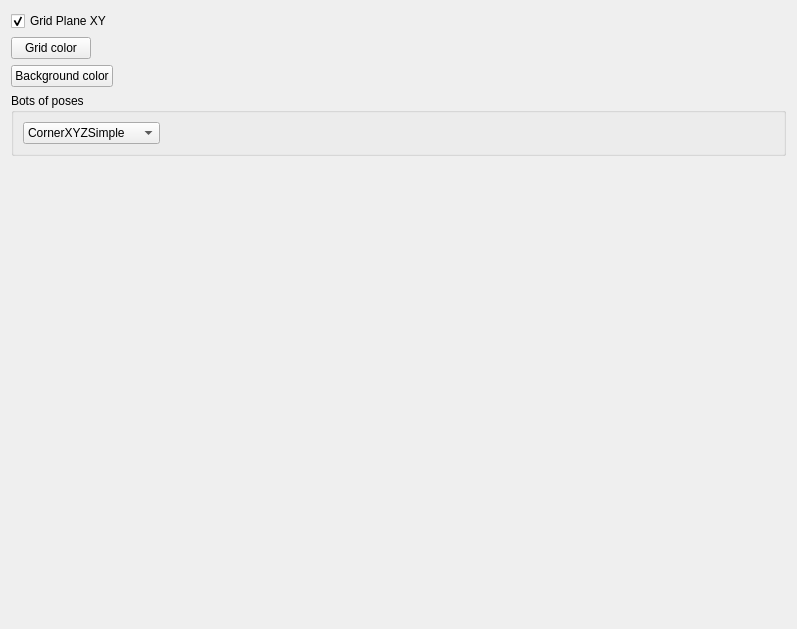
The window that apps/robot-map-gui/gui/configWidget/CGeneralConfig.ui (MRPT/mrpt) describes before a commit, drawn with Qt 5.
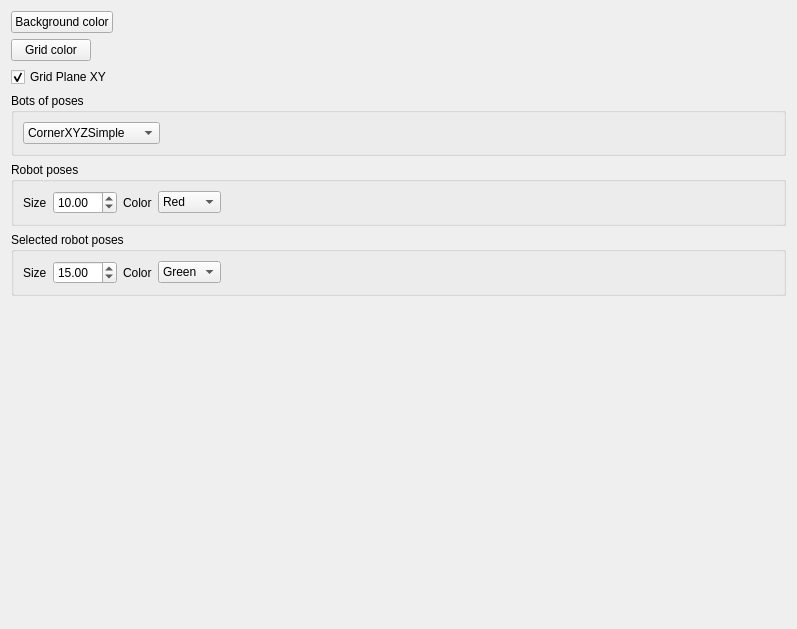
The same window after the commit.

Commit message: robot-map-gui: multiselecting robot poses with ctrl

The edit to the form file:
```diff
--- a/apps/robot-map-gui/gui/configWidget/CGeneralConfig.ui
+++ b/apps/robot-map-gui/gui/configWidget/CGeneralConfig.ui
@@ -13,7 +13,55 @@
   <property name="windowTitle">
    <string>Form</string>
   </property>
-  <layout class="QVBoxLayout" name="verticalLayout_2">
+  <layout class="QVBoxLayout" name="verticalLayout">
+   <item>
+    <layout class="QHBoxLayout" name="horizontalLayout_2">
+     <item>
+      <widget class="QPushButton" name="m_backgroundColor">
+       <property name="text">
+        <string>Background color</string>
+       </property>
+      </widget>
+     </item>
+     <item>
+      <spacer name="horizontalSpacer_2">
+       <property name="orientation">
+        <enum>Qt::Horizontal</enum>
+       </property>
+       <property name="sizeHint" stdset="0">
+        <size>
+         <width>40</width>
+         <height>20</height>
+        </size>
+       </property>
+      </spacer>
+     </item>
+    </layout>
+   </item>
+   <item>
+    <layout class="QHBoxLayout" name="horizontalLayout">
+     <item>
+      <widget class="QPushButton" name="m_gridColor">
+       <property name="text">
+        <string>Grid color</string>
+       </property>
+      </widget>
+     </item>
+     <item>
+      <spacer name="horizontalSpacer">
+       <property name="orientation">
+        <enum>Qt::Horizontal</enum>
+       </property>
+       <property name="sizeHint" stdset="0">
+        <size>
+         <width>40</width>
+         <height>20</height>
+        </size>
+       </property>
+      </spacer>
+     </item>
+    </layout>
+   </item>
    <item>
     <widget class="QCheckBox" name="m_enableGrid">
      <property name="text">
@@ -24,54 +72,6 @@
      </property>
     </widget>
    </item>
-   <item>
-    <layout class="QHBoxLayout" name="horizontalLayout">
-     <item>
-      <widget class="QPushButton" name="m_gridColor">
-       <property name="text">
-        <string>Grid color</string>
-       </property>
-      </widget>
-     </item>
-     <item>
-      <spacer name="horizontalSpacer">
-       <property name="orientation">
-        <enum>Qt::Horizontal</enum>
-       </property>
-       <property name="sizeHint" stdset="0">
-        <size>
-         <width>40</width>
-         <height>20</height>
-        </size>
-       </property>
-      </spacer>
-     </item>
-    </layout>
-   </item>
-   <item>
-    <layout class="QHBoxLayout" name="horizontalLayout_2">
-     <item>
-      <widget class="QPushButton" name="m_backgroundColor">
-       <property name="text">
-        <string>Background color</string>
-       </property>
-      </widget>
-     </item>
-     <item>
-      <spacer name="horizontalSpacer_2">
-       <property name="orientation">
-        <enum>Qt::Horizontal</enum>
-       </property>
-       <property name="sizeHint" stdset="0">
-        <size>
-         <width>40</width>
-         <height>20</height>
-        </size>
-       </property>
-      </spacer>
-     </item>
-    </layout>
-   </item>
    <item>
     <widget class="QGroupBox" name="groupBox">
      <property name="title">
@@ -128,6 +128,169 @@
      </layout>
     </widget>
    </item>
+   <item>
+    <widget class="QGroupBox" name="groupBox_2">
+     <property name="title">
+      <string>Robot poses</string>
+     </property>
+     <layout class="QHBoxLayout" name="horizontalLayout_4">
+      <item>
+       <widget class="QLabel" name="label">
+        <property name="text">
+         <string>Size</string>
+        </property>
+       </widget>
+      </item>
+      <item>
+       <widget class="QDoubleSpinBox" name="doubleSpinBox">
+        <property name="maximum">
+         <double>999.990000000000009</double>
+        </property>
+        <property name="value">
+         <double>10.000000000000000</double>
+        </property>
+       </widget>
+      </item>
+      <item>
+       <widget class="QLabel" name="label_4">
+        <property name="text">
+         <string>Color</string>
+        </property>
+       </widget>
+      </item>
+      <item>
+       <widget class="QComboBox" name="comboBox">
+        <item>
+         <property name="text">
+          <string>Red</string>
+         </property>
+        </item>
+        <item>
+         <property name="text">
+          <string>Green</string>
+         </property>
+        </item>
+        <item>
+         <property name="text">
+          <string>Blue</string>
+         </property>
+        </item>
+        <item>
+         <property name="text">
+          <string>White</string>
+         </property>
+        </item>
+        <item>
+         <property name="text">
+          <string>Black</string>
+         </property>
+        </item>
+        <item>
+         <property name="text">
+          <string>Gray</string>
+         </property>
+        </item>
+       </widget>
+      </item>
+      <item>
+       <spacer name="horizontalSpacer_4">
+        <property name="orientation">
+         <enum>Qt::Horizontal</enum>
+        </property>
+        <property name="sizeHint" stdset="0">
+         <size>
+          <width>40</width>
+          <height>20</height>
+         </size>
+        </property>
+       </spacer>
+      </item>
+     </layout>
+    </widget>
+   </item>
+   <item>
+    <widget class="QGroupBox" name="groupBox_3">
+     <property name="title">
+      <string>Selected robot poses</string>
+     </property>
+     <layout class="QHBoxLayout" name="horizontalLayout_5">
+      <item>
+       <widget class="QLabel" name="label_3">
+        <property name="text">
+         <string>Size</string>
+        </property>
+       </widget>
+      </item>
+      <item>
+       <widget class="QDoubleSpinBox" name="doubleSpinBox_3">
+        <property name="maximum">
+         <double>999.990000000000009</double>
+        </property>
+        <property name="value">
+         <double>15.000000000000000</double>
+        </property>
+       </widget>
+      </item>
+      <item>
+       <widget class="QLabel" name="label_6">
+        <property name="text">
+         <string>Color</string>
+        </property>
+       </widget>
+      </item>
+      <item>
+       <widget class="QComboBox" name="comboBox_3">
+        <property name="currentIndex">
+         <number>1</number>
+        </property>
+        <item>
+         <property name="text">
+          <string>Red</string>
+         </property>
+        </item>
+        <item>
+         <property name="text">
+          <string>Green</string>
+         </property>
+        </item>
+        <item>
+         <property name="text">
+          <string>Blue</string>
+         </property>
+        </item>
+        <item>
+         <property name="text">
+          <string>White</string>
+         </property>
+        </item>
+        <item>
+         <property name="text">
+          <string>Black</string>
+         </property>
+        </item>
+        <item>
+         <property name="text">
+          <string>Gray</string>
+         </property>
+        </item>
+       </widget>
+      </item>
+      <item>
+       <spacer name="horizontalSpacer_5">
+        <property name="orientation">
+         <enum>Qt::Horizontal</enum>
+        </property>
+        <property name="sizeHint" stdset="0">
+         <size>
+          <width>40</width>
+          <height>20</height>
+         </size>
+        </property>
+       </spacer>
+      </item>
+     </layout>
+    </widget>
+   </item>
    <item>
     <spacer name="verticalSpacer">
      <property name="orientation">
```
The commit also changes 4 other files.
